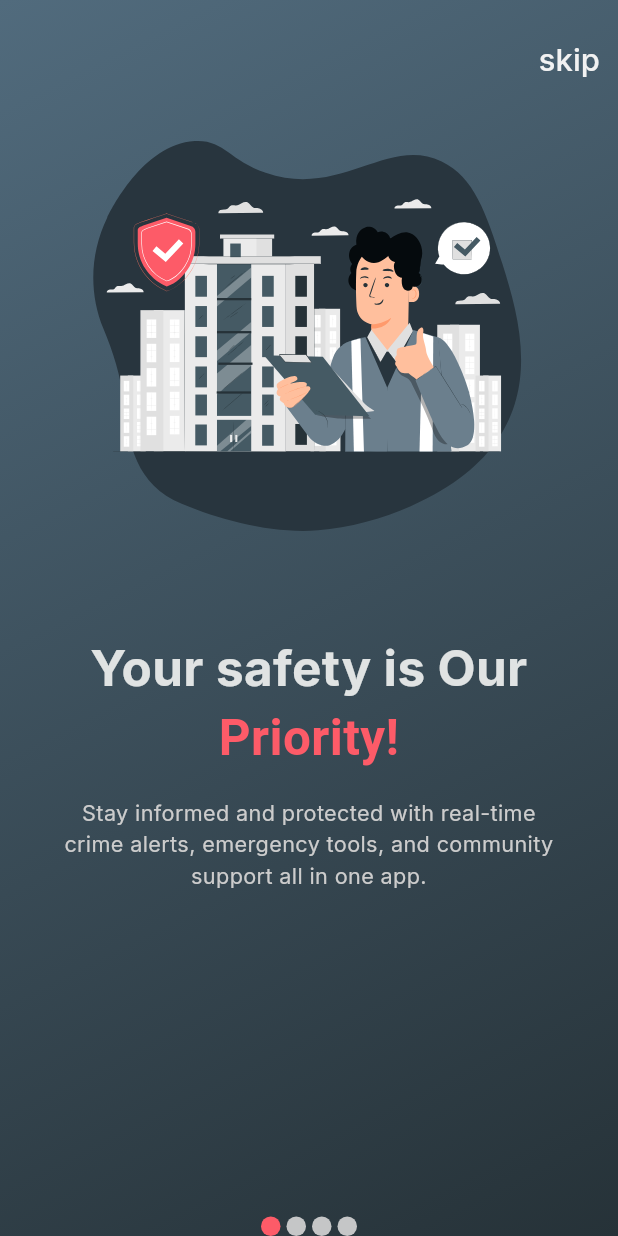
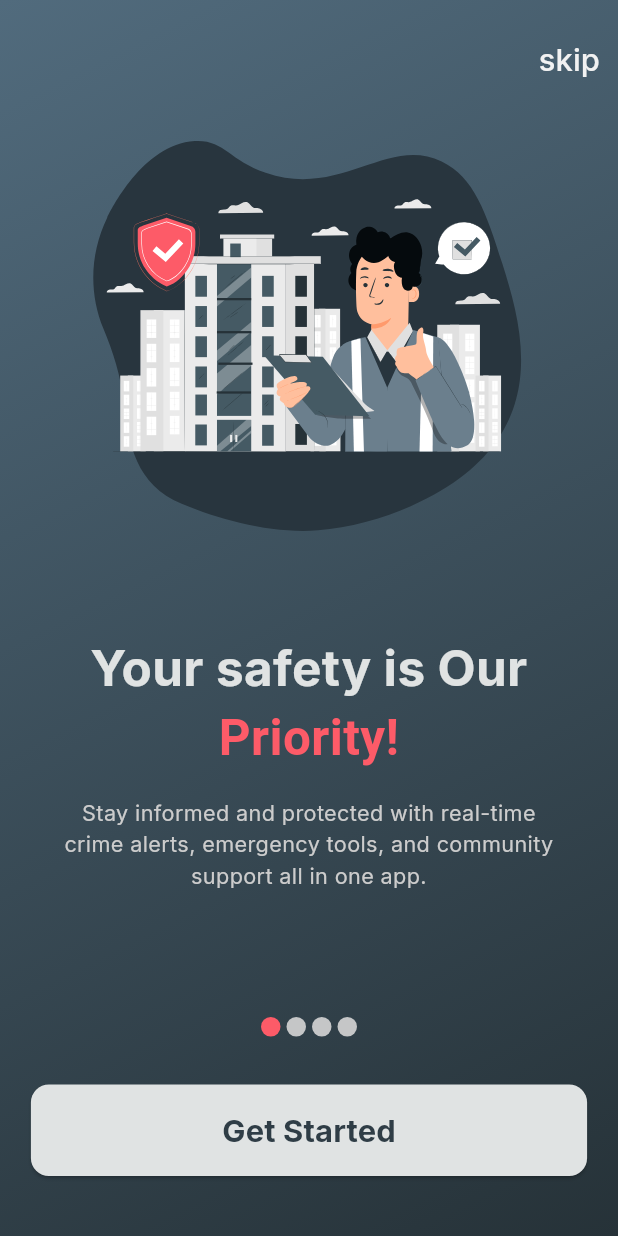
Before and after one commit to yousefkhalaf0/Mr_defence_app, a Flutter app: the screen it shows after launch, on a phone screen of 412 x 824 dp. Run offline on Flutter 3.47's test engine with Material 3 defaults, Android fonts, the phone set to English and light mode, and no system bars; drawn by our look-alikes of smooth_page_indicator; our stand-ins replace bloc, dartz, flutter_bloc, flutter_svg, go_router, google_fonts and 1 more.

Commit message:
feat(onboarding): add navigation button and custom button widget for onboarding flow "All done"

```diff
--- a/lib/core/utils/constants.dart
+++ b/lib/core/utils/constants.dart
@@ -4,6 +4,7 @@ import 'package:flutter/material.dart';
 const kBackGroundColor = Color(0xffF7F7F9);
 const kTextLightColor = Color(0xffE0E3E3);
 const kTextDarkColor = Color(0xff013A51);
+const kTextDarkerColor = Color(0xff2F3D46);
 const kTextRedColor = Color(0xffFD5B68);
 const kPageIndicatorDotLightColor = Color(0xffC5C6C7);
 const kGradientColor1 = Color(0xff263238);
--- a/lib/features/on_boarding/presentation/views/widgets/on_boarding_app_bar.dart
+++ b/lib/features/on_boarding/presentation/views/widgets/on_boarding_app_bar.dart
@@ -1,6 +1,9 @@
 import 'package:app/core/utils/constants.dart';
 import 'package:app/core/utils/helper.dart';
+import 'package:app/core/utils/router.dart';
+import 'package:app/features/on_boarding/presentation/manager/on_boarding_cubit/on_boarding_cubit.dart';
 import 'package:flutter/material.dart';
+import 'package:flutter_bloc/flutter_bloc.dart';
 
 class OnBoardingAppBar extends StatelessWidget {
   const OnBoardingAppBar({super.key});
@@ -10,7 +13,11 @@ class OnBoardingAppBar extends StatelessWidget {
     return Align(
       alignment: Alignment.bottomRight,
       child: TextButton(
-        onPressed: () {},
+        onPressed: () {
+          BlocProvider.of<OnBoardingCubit>(
+            context,
+          ).finishOnBoarding(context, true, AppRouter.kJoinView);
+        },
         child: Text(
           'skip',
           style: TextStyle(
--- /dev/null
+++ b/lib/features/on_boarding/presentation/views/widgets/on_boarding_custom_button.dart
@@ -0,0 +1,39 @@
+import 'package:app/core/utils/constants.dart';
+import 'package:app/core/utils/helper.dart';
+import 'package:flutter/material.dart';
+
+class OnBoardingCustomButton extends StatelessWidget {
+  const OnBoardingCustomButton({
+    super.key,
+    required this.text,
+    required this.onPressed,
+  });
+  final String? text;
+  final VoidCallback? onPressed;
+  @override
+  Widget build(BuildContext context) {
+    return SizedBox(
+      width: MediaQuery.sizeOf(context).width * 0.9,
+      child: ElevatedButton(
+        style: ElevatedButton.styleFrom(
+          backgroundColor: kTextLightColor,
+          foregroundColor: kTextDarkerColor,
+          shape: RoundedRectangleBorder(
+            borderRadius: BorderRadius.circular(12),
+          ),
+        ),
+        onPressed: onPressed,
+        child: Padding(
+          padding: const EdgeInsets.symmetric(vertical: 16),
+          child: Text(
+            text!,
+            style: TextStyle(
+              fontWeight: FontWeight.bold,
+              fontSize: Helper.getResponsiveFontSize(context, fontSize: 20),
+            ),
+          ),
+        ),
+      ),
+    );
+  }
+}
--- /dev/null
+++ b/lib/features/on_boarding/presentation/views/widgets/on_boarding_navigation_button.dart
@@ -0,0 +1,39 @@
+import 'package:app/core/utils/router.dart';
+import 'package:app/features/on_boarding/data/models/on_boarding_model.dart';
+import 'package:app/features/on_boarding/presentation/manager/on_boarding_cubit/on_boarding_cubit.dart';
+import 'package:app/features/on_boarding/presentation/views/widgets/on_boarding_custom_button.dart';
+import 'package:flutter/material.dart';
+import 'package:flutter_bloc/flutter_bloc.dart';
+
+OnBoardingCustomButton onBoardingNavigateButton(BuildContext context) {
+  int currentPage = BlocProvider.of<OnBoardingCubit>(context).currentPage;
+  PageController onBoardingController =
+      BlocProvider.of<OnBoardingCubit>(context).onBoardingController;
+
+  return currentPage == 0
+      ? OnBoardingCustomButton(
+        text: 'Get Started',
+        onPressed:
+            () => onBoardingController.nextPage(
+              duration: const Duration(milliseconds: 500),
+              curve: Curves.fastOutSlowIn,
+            ),
+      )
+      : currentPage != OnBoardingModel.data.length - 1
+      ? OnBoardingCustomButton(
+        text: 'Next',
+        onPressed:
+            () => onBoardingController.nextPage(
+              duration: const Duration(milliseconds: 500),
+              curve: Curves.fastOutSlowIn,
+            ),
+      )
+      : OnBoardingCustomButton(
+        text: 'Join us',
+        onPressed: () {
+          BlocProvider.of<OnBoardingCubit>(
+            context,
+          ).finishOnBoarding(context, true, AppRouter.kJoinView);
+        },
+      );
+}
--- a/lib/features/on_boarding/presentation/views/widgets/on_boarding_page_indicator.dart
+++ b/lib/features/on_boarding/presentation/views/widgets/on_boarding_page_indicator.dart
@@ -10,7 +10,9 @@ class OnBoardingPageIndicator extends StatelessWidget {
 
   @override
   Widget build(BuildContext context) {
-    return SmoothPageIndicator(
+    return Padding(
+      padding: const EdgeInsets.only(bottom: 32),
+      child: SmoothPageIndicator(
         controller:
             BlocProvider.of<OnBoardingCubit>(context).onBoardingController,
         count: OnBoardingModel.data.length,
@@ -23,6 +25,7 @@ class OnBoardingPageIndicator extends StatelessWidget {
           dotColor: kPageIndicatorDotLightColor,
           activeDotColor: kTextRedColor,
         ),
+      ),
     );
   }
 }
--- a/lib/features/on_boarding/presentation/views/widgets/on_boarding_view_body.dart
+++ b/lib/features/on_boarding/presentation/views/widgets/on_boarding_view_body.dart
@@ -2,6 +2,7 @@ import 'package:app/core/widgets/welcome_views_back_ground.dart';
 import 'package:app/features/on_boarding/presentation/manager/on_boarding_cubit/on_boarding_cubit.dart';
 import 'package:app/features/on_boarding/presentation/views/widgets/on_boarding_Builder.dart';
 import 'package:app/features/on_boarding/presentation/views/widgets/on_boarding_app_bar.dart';
+import 'package:app/features/on_boarding/presentation/views/widgets/on_boarding_navigation_button.dart';
 import 'package:app/features/on_boarding/presentation/views/widgets/on_boarding_page_indicator.dart';
 import 'package:flutter/material.dart';
 import 'package:flutter_bloc/flutter_bloc.dart';
@@ -12,18 +13,21 @@ class OnBoardingViewBody extends StatelessWidget {
   @override
   Widget build(BuildContext context) {
     return WelcomeViewsBackGround(
-      content: BlocBuilder<OnBoardingCubit, OnBoardingState>(
+      content: Padding(
+        padding: const EdgeInsets.only(top: 16, bottom: 40),
+        child: BlocBuilder<OnBoardingCubit, OnBoardingState>(
           builder: (context, state) {
             return Column(
               children: [
-              const SizedBox(height: 16),
                 OnBoardingAppBar(),
                 OnBoardingBuilder(),
                 OnBoardingPageIndicator(),
+                onBoardingNavigateButton(context),
               ],
             );
           },
         ),
+      ),
     );
   }
 }
```
Lines whose indentation alone changed are shown as unchanged.
